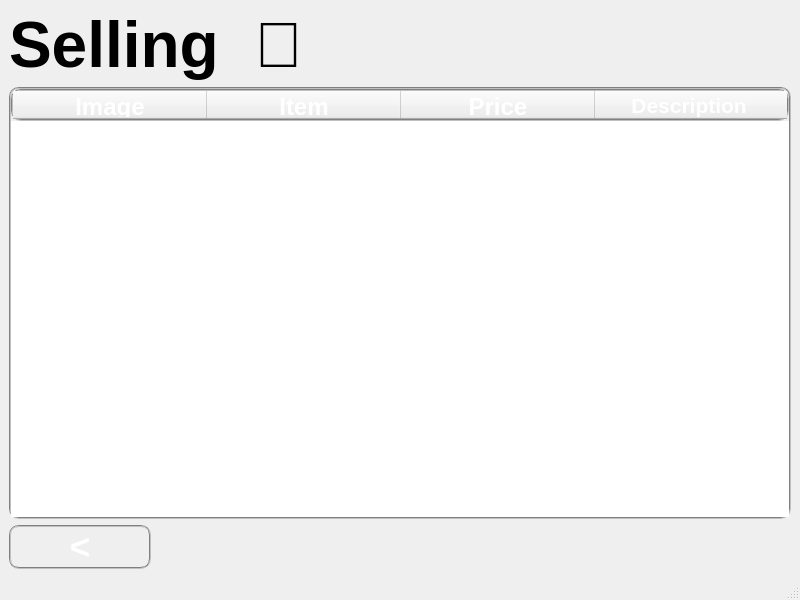
Qt form sold_items.ui (acmpesuecc/GrowPal) before a commit.
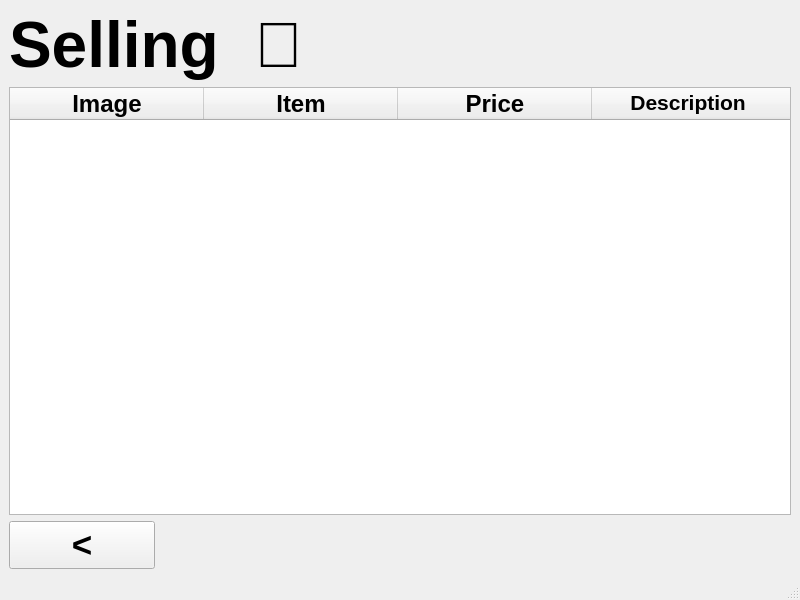
The same form after that commit.

Patch:
```diff
--- a/sold_items.ui
+++ b/sold_items.ui
@@ -52,9 +52,7 @@
        </font>
       </property>
       <property name="styleSheet">
-       <string notr="true">
-                 color: white; 
-                 border-radius: 10px; border: 2px groove gray;</string>
+       <string notr="true"/>
       </property>
       <property name="text">
        <string>      &lt;      </string>
@@ -67,9 +65,7 @@
        <bool>false</bool>
       </property>
       <property name="styleSheet">
-       <string notr="true">
-                 color: white; 
-                 border-radius: 10px; border: 2px groove gray;</string>
+       <string notr="true"/>
       </property>
       <attribute name="horizontalHeaderCascadingSectionResizes">
        <bool>false</bool>
```
